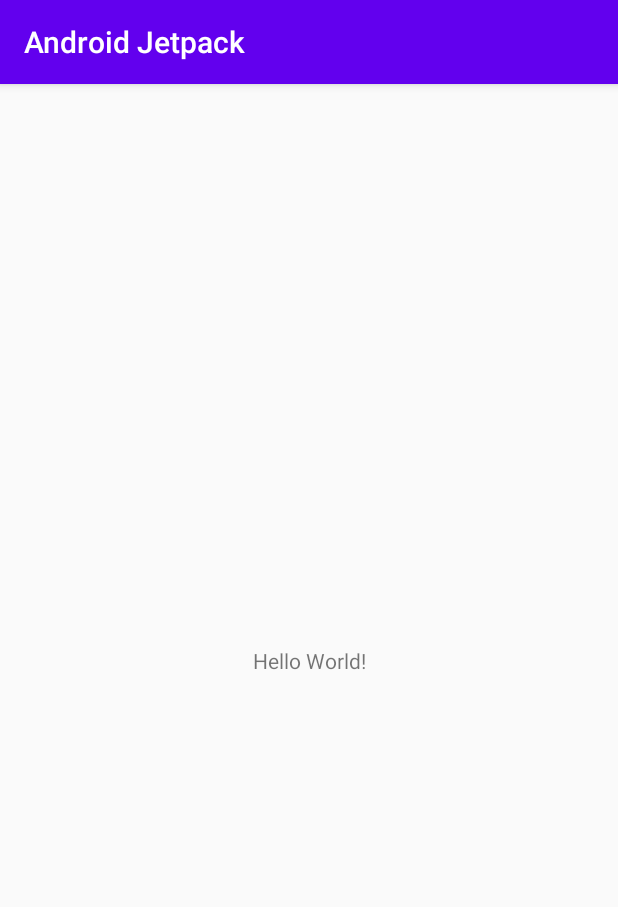
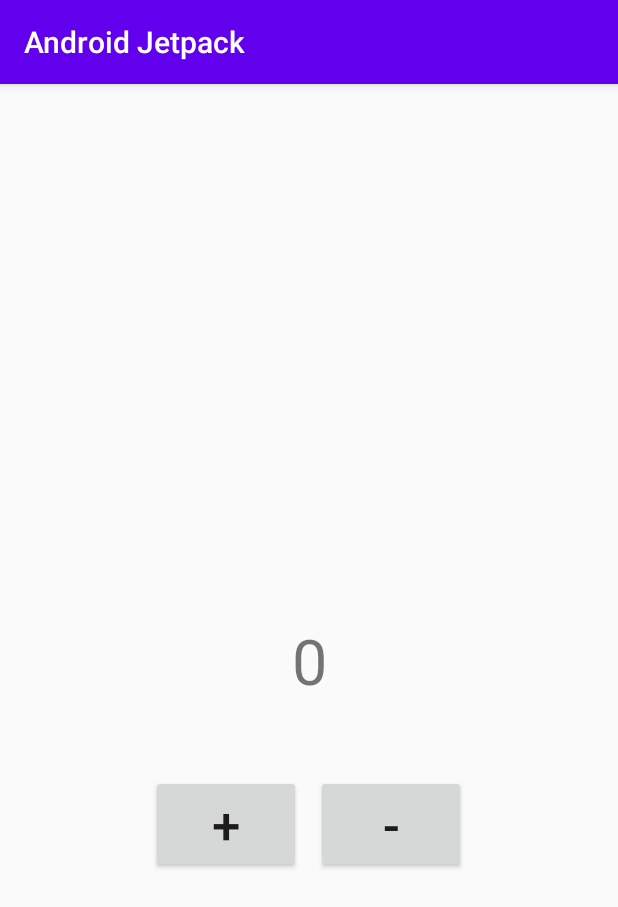
Before and after one commit to rizkitriandani/belajar_android_jetpack, an Android app: the screen it shows after launch (MainActivity), on a phone screen of 412 x 824 dp. Shown: the top 907 px of the screen. Run offline under Robolectric (Android 15) with nearby library versions, the phone set to English and light mode, and no system bars.

Commit message:
Membuat layout untuk counter tambah dan kurang.

```diff
--- a/app/src/main/res/layout/activity_main.xml
+++ b/app/src/main/res/layout/activity_main.xml
@@ -1,5 +1,6 @@
 <?xml version="1.0" encoding="utf-8"?>
-<androidx.constraintlayout.widget.ConstraintLayout xmlns:android="http://schemas.android.com/apk/res/android"
+<androidx.constraintlayout.widget.ConstraintLayout
+    xmlns:android="http://schemas.android.com/apk/res/android"
     xmlns:app="http://schemas.android.com/apk/res-auto"
     xmlns:tools="http://schemas.android.com/tools"
     android:layout_width="match_parent"
@@ -7,12 +8,43 @@
     tools:context=".MainActivity">
 
     <TextView
+        android:id="@+id/textAngka"
         android:layout_width="wrap_content"
         android:layout_height="wrap_content"
-        android:text="Hello World!"
+        android:textSize="42sp"
+        android:text="0"
         app:layout_constraintBottom_toBottomOf="parent"
         app:layout_constraintLeft_toLeftOf="parent"
         app:layout_constraintRight_toRightOf="parent"
         app:layout_constraintTop_toTopOf="parent" />
 
+    <LinearLayout
+        android:layout_width="match_parent"
+        android:layout_height="wrap_content"
+        android:layout_marginTop="48dp"
+        android:gravity="center"
+        android:orientation="horizontal"
+        app:layout_constraintTop_toBottomOf="@+id/textAngka"
+        tools:layout_editor_absoluteX="0dp">
+
+        <Button
+            android:id="@+id/btnTambah"
+            android:layout_width="100dp"
+            android:layout_height="wrap_content"
+            android:text="+"
+            android:textSize="34sp"
+            />
+
+        <Button
+            android:id="@+id/btnKurang"
+            android:layout_width="100dp"
+            android:layout_height="wrap_content"
+            android:text="-"
+            android:textSize="34sp"
+            android:layout_marginStart="10dp"
+            />
+
+    </LinearLayout>
+
+
 </androidx.constraintlayout.widget.ConstraintLayout>
```
